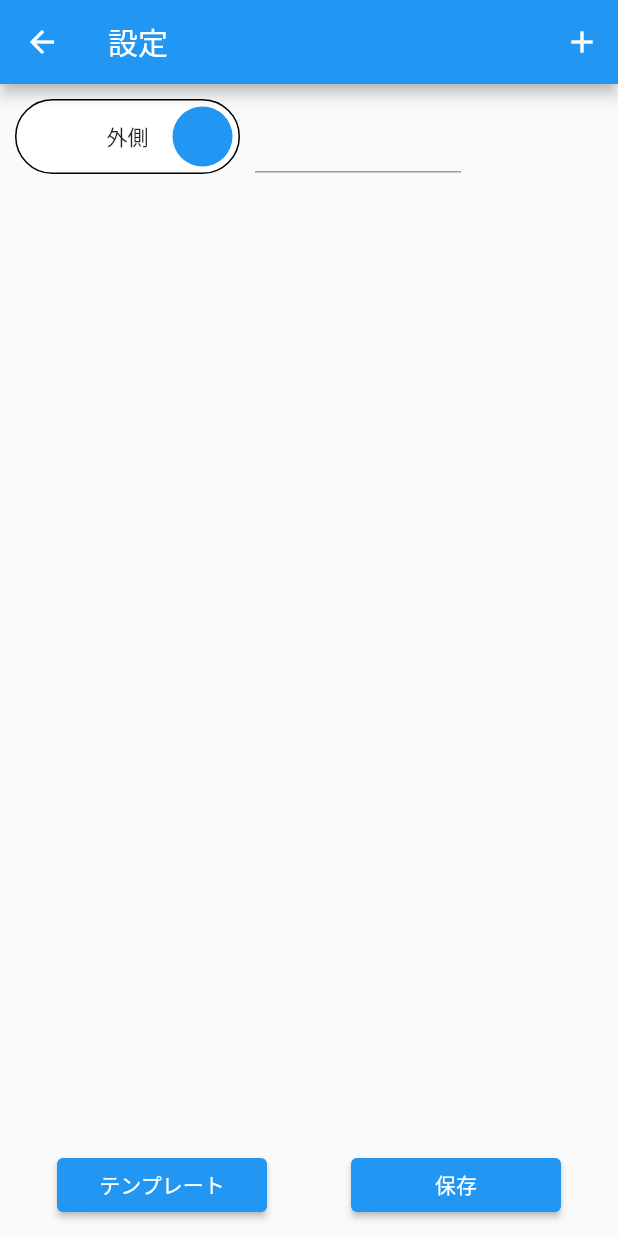
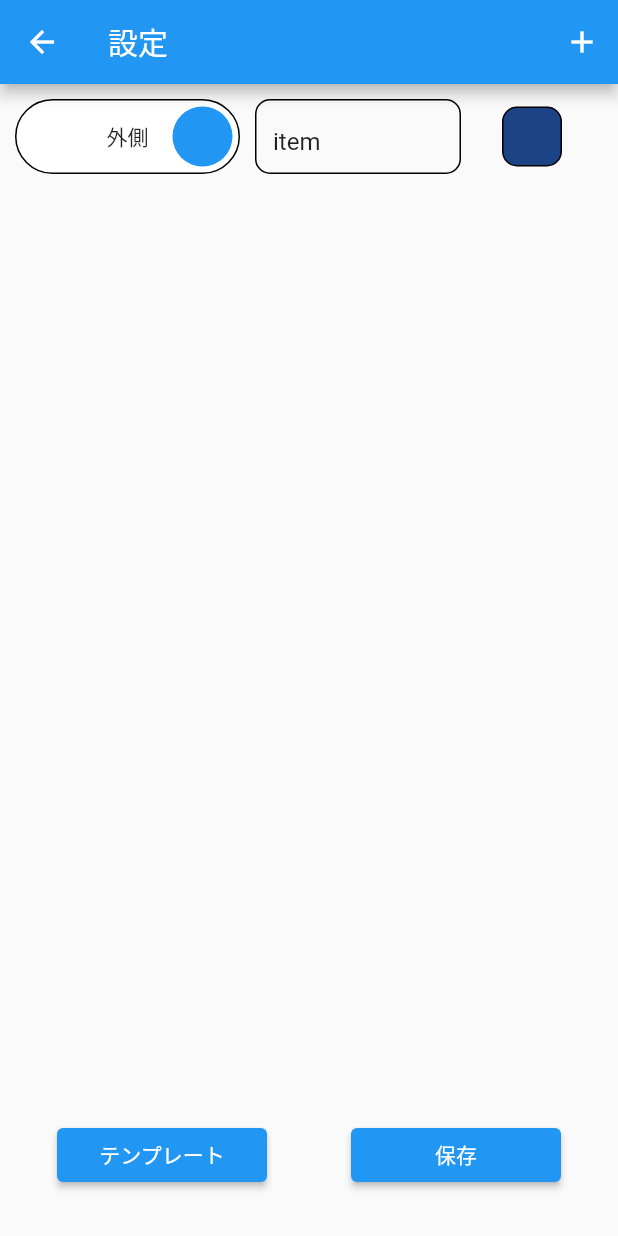
Before and after one commit to mkurom/rouletteApp, a Flutter app: the SettingPage screen opened directly, after a tap on the "add" icon, after a tap on "内側", on a phone screen of 412 x 824 dp. Run offline on Flutter 3.47's test engine with Material 2 defaults, Android fonts, the phone set to English and light mode, and no system bars; drawn by our look-alikes of flutter_slidable; our stand-ins replace charts_flutter.

Commit message:
トグルwidgetの初期値設定の処理を修正

```diff
--- a/lib/pages/settings/setting_page.dart
+++ b/lib/pages/settings/setting_page.dart
@@ -1,4 +1,6 @@
+import 'dart:math';
 import 'package:flutter/material.dart';
+import 'package:flutter_slidable/flutter_slidable.dart';
 import 'package:roulette/pages/settings/widgets/swich_toggle.dart';
 
 class SettingPage extends StatefulWidget {
@@ -16,8 +18,30 @@ class _SettingPageState extends State<SettingPage> {
     super.initState();
   }
 
-  final List<Widget> _items = [];
+  // state
+  final key = GlobalKey();
+  final List<SampleItem> _items = [];
+  final ScrollController controller = ScrollController();
 
+  // controller
+  void addItem() {
+    final item = SampleItem(color: setColor());
+
+    setState(() {
+      _items.add(item);
+    });
+  }
+
+  void removeItem(SampleItem item) {
+    _items.remove(item);
+    setState(() {});
+  }
+
+  Color setColor() {
+    return Color((Random().nextDouble() * 0xFFFFFF).toInt()).withOpacity(1);
+  }
+
+  // ui
   @override
   Widget build(BuildContext context) {
     return Scaffold(
@@ -27,33 +51,70 @@ class _SettingPageState extends State<SettingPage> {
         ),
         actions: [
           IconButton(
-            onPressed: () {
-              final switchToggle = SwitchToggle();
-              _items.add(switchToggle);
-              setState(() {});
-            },
+            onPressed: addItem,
             icon: Icon(Icons.add),
           ),
         ],
       ),
-      body: Stack(
+      body: GestureDetector(
+        onTap: () {
+          final FocusScopeNode currentScope = FocusScope.of(context);
+          if (!currentScope.hasPrimaryFocus && currentScope.hasFocus) {
+            FocusManager.instance.primaryFocus!.unfocus();
+          }
+        },
+        child: Stack(
           children: [
             if (_items.isNotEmpty)
-            Container(
-              height: MediaQuery.of(context).size.height,
-              child: SingleChildScrollView(
-                child: Column(
-                  children: [
-                    ..._items,
-                    SizedBox(
-                      height: 100,
+              ListView.builder(
+                key: key,
+                controller: controller,
+                padding: const EdgeInsets.only(
+                  bottom: 100,
                 ),
+                itemCount: _items.length,
+                itemBuilder: (BuildContext context, int index) {
+                  return SwitchToggle(
+                    index: index,
+                    item: _items[index],
+                    onTap: () {
+                      removeItem(_items[index]);
+                    },
+                  );
+
+                  // return Slidable(
+                  //   actionPane: SlidableScrollActionPane(),
+                  //   secondaryActions: [
+                  //     IconSlideAction(
+                  //       caption: '削除',
+                  //       color: Colors.red,
+                  //       icon: Icons.delete,
+                  //       onTap: () {
+                  //         removeItem(_items[index]);
+                  //       },
+                  //     ),
+                  //   ],
+                  //   child: Padding(
+                  //     padding: const EdgeInsets.all(10),
+                  //     child: Row(
+                  //       children: [
+                  //         Text(_items[index].color.toString()),
+                  //       ],
+                  //     ),
+                  //   ),
+                  // );
+                },
+              ),
+            buttons(),
           ],
         ),
       ),
-            ),
-          Positioned(
-            bottom: 0,
+    );
+  }
+
+  Widget buttons() {
+    return Positioned(
+      bottom: 20,
       left: 0,
       right: 0,
       child: Container(
@@ -64,7 +125,11 @@ class _SettingPageState extends State<SettingPage> {
             SizedBox(
               width: 140,
               child: ElevatedButton(
-                      onPressed: () {},
+                onPressed: () {
+                  for (var i = 0; i < _items.length; i++) {
+                    print(_items[i].title);
+                  }
+                },
                 child: const Text('テンプレート'),
               ),
             ),
@@ -78,9 +143,31 @@ class _SettingPageState extends State<SettingPage> {
           ],
         ),
       ),
-          ),
-        ],
-      ),
     );
   }
 }
+
+class SampleItem {
+  SampleItem({
+    this.title = 'item',
+    this.type = 0,
+    required this.color,
+  });
+
+  String title;
+  // 0: 内側　1:外側
+  int type;
+  Color color;
+
+  void chaneTitle(String title) {
+    this.title = title;
+  }
+
+  void chaneType(int type) {
+    this.type = type;
+  }
+
+  void chaneColor(Color color) {
+    this.color = color;
+  }
+}
--- a/lib/pages/settings/widgets/swich_toggle.dart
+++ b/lib/pages/settings/widgets/swich_toggle.dart
@@ -1,9 +1,18 @@
 import 'package:flutter/material.dart';
+import 'package:flutter_slidable/flutter_slidable.dart';
+import 'package:roulette/pages/settings/setting_page.dart';
 
 class SwitchToggle extends StatefulWidget {
-  SwitchToggle({
+  const SwitchToggle({
     Key? key,
+    required this.index,
+    required this.item,
+    required this.onTap,
   }) : super(key: key);
+
+  final int index;
+  final SampleItem item;
+  final VoidCallback onTap;
 
   @override
   _SwitchToggleState createState() => _SwitchToggleState();
@@ -12,7 +21,7 @@ class SwitchToggle extends StatefulWidget {
 class _SwitchToggleState extends State<SwitchToggle>
     with SingleTickerProviderStateMixin {
   var _alignment = Alignment.center;
-  var _isLeft = true;
+  var _isInner = true;
   var _color = Colors.red;
 
   final double range = 150;
@@ -22,32 +31,56 @@ class _SwitchToggleState extends State<SwitchToggle>
   final double circleSize = 40;
   var _text = '内側';
 
-  final controller = TextEditingController();
-
-  @override
-  void initState() {
-    _switchPosition = -pos;
-    super.initState();
-  }
+  late TextEditingController controller;
 
   void onTapToggle() {
     setState(() {
-      _isLeft = !_isLeft;
-      _color = _isLeft ? Colors.red : Colors.blue;
-      _switchPosition = _isLeft ? -pos : pos;
-      _text = _isLeft ? '内側' : '外側';
+      _isInner = !_isInner;
+      _color = _isInner ? Colors.red : Colors.blue;
+      _switchPosition = _isInner ? -pos : pos;
+      _text = _isInner ? '内側' : '外側';
     });
+    final type = _isInner ? 0 : 1;
+    widget.item.chaneType(type);
+  }
+
+  void init() {
+    _isInner = (widget.item.type == 0) ? true : false;
+    _switchPosition = (widget.item.type == 0) ? -pos : pos;
+    _color = (widget.item.type == 0) ? Colors.red : Colors.blue;
+    _switchPosition = (widget.item.type == 0) ? -pos : pos;
+    _text = (widget.item.type == 0) ? '内側' : '外側';
+
+    controller = TextEditingController(text: widget.item.title);
   }
 
   @override
   Widget build(BuildContext context) {
+    init();
     final screenSize = MediaQuery.of(context).size;
 
-    return Padding(
+    return Slidable(
+      actionPane: SlidableScrollActionPane(),
+      secondaryActions: [
+        deleteButton(),
+      ],
+      child: Padding(
         padding: const EdgeInsets.all(10),
         child: Row(
           children: [
-          InkWell(
+            toggle(),
+            itemField(screenSize),
+            Spacer(),
+            colorPicker(),
+            Spacer(),
+          ],
+        ),
+      ),
+    );
+  }
+
+  Widget toggle() {
+    return InkWell(
       onTap: onTapToggle,
       customBorder: CircleBorder(),
       child: Stack(
@@ -84,14 +117,17 @@ class _SwitchToggleState extends State<SwitchToggle>
           ),
         ],
       ),
-          ),
-          Container(
+    );
+  }
+
+  Widget itemField(Size screenSize) {
+    return Container(
       margin: const EdgeInsets.only(
         left: 10,
       ),
       width: screenSize.width / 3,
+      height: height,
       child: TextFormField(
-              onTap: () {},
         controller: controller,
         keyboardType: TextInputType.text,
         validator: (value) {
@@ -100,10 +136,53 @@ class _SwitchToggleState extends State<SwitchToggle>
           }
           return null;
         },
-              decoration: const InputDecoration(),
+        onChanged: (String value) {
+          widget.item.chaneTitle(value);
+        },
+        decoration: InputDecoration(
+          focusedBorder: OutlineInputBorder(
+            borderRadius: const BorderRadius.all(
+              Radius.circular(10),
+            ),
+            borderSide: BorderSide(color: Colors.black, width: 3),
+          ),
+          enabledBorder: OutlineInputBorder(
+            borderRadius: const BorderRadius.all(
+              Radius.circular(10),
             ),
           ),
-        ],
+        ),
+      ),
+    );
+  }
+
+  Widget deleteButton() {
+    return IconSlideAction(
+      caption: '削除',
+      color: Colors.red,
+      icon: Icons.delete,
+      onTap: () {
+        widget.onTap();
+      },
+    );
+  }
+
+  Widget colorPicker() {
+    return InkWell(
+      onTap: () {
+        //
+      },
+      child: Container(
+        margin: const EdgeInsets.symmetric(
+          horizontal: 10,
+        ),
+        width: circleSize,
+        height: circleSize,
+        decoration: BoxDecoration(
+          border: Border.all(),
+          color: widget.item.color,
+          borderRadius: BorderRadius.circular(10),
+        ),
       ),
     );
   }
```
Lines whose indentation alone changed are shown as unchanged.
